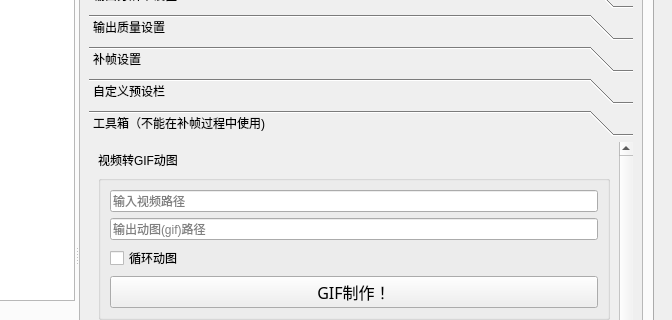
The window that Utils/SVFI_UI.ui (100wman/RIFE_GUI) describes before a commit, drawn with Qt 5; both pictures show x 620 to 1292 and y 192 to 512 of the 1292 by 846 pixel window.
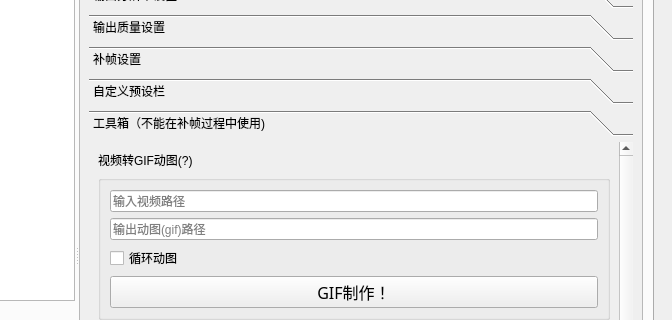
The same window after the commit. The open tabs and pages were chosen to show the change. Custom widgets are drawn as their Qt base class.

Diff of the .ui file:
```diff
--- a/Utils/SVFI_UI.ui
+++ b/Utils/SVFI_UI.ui
@@ -2377,7 +2377,7 @@
                       <property name="geometry">
                        <rect>
                         <x>0</x>
-                        <y>0</y>
+                        <y>-65</y>
                         <width>486</width>
                         <height>460</height>
                        </rect>
@@ -2585,7 +2585,7 @@
                           </sizepolicy>
                          </property>
                          <property name="text">
-                          <string>视频转GIF动图</string>
+                          <string>视频转GIF动图(?)</string>
                          </property>
                         </widget>
                        </item>
```
Left out of the diff: 39 changed lines with no effect on the pictures.
